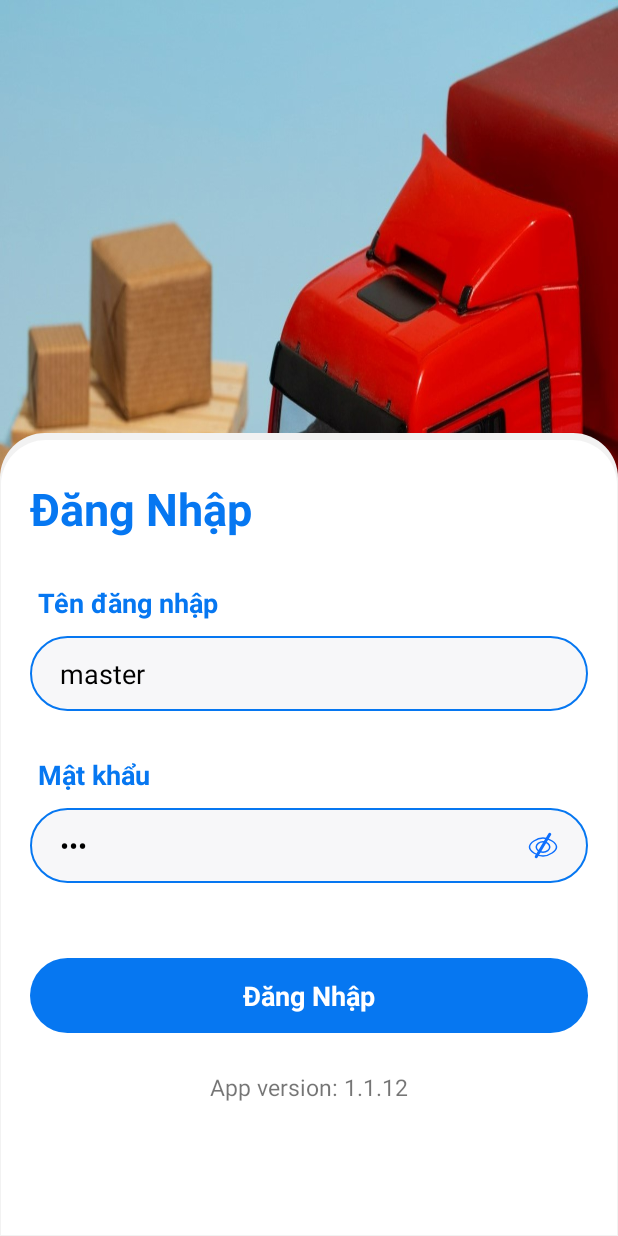
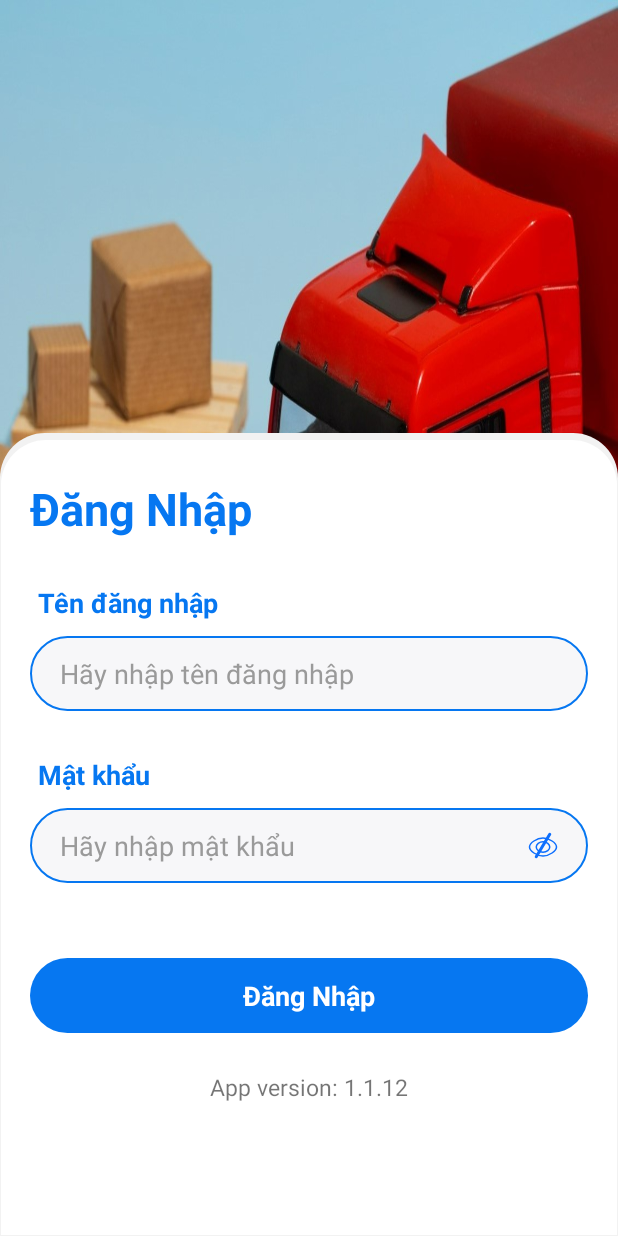
Before and after one commit to dinhdeveloper/TaskMasterAndroid, an Android app: the screen it shows after launch (MainActivity), on a phone screen of 412 x 824 dp. Run offline under Robolectric (Android 15) with nearby library versions, the phone set to English and light mode, and no system bars; our stand-ins replace Dagger/Hilt's generated code, data binding; libraries missing offline, so code that uses them is left out: org.conscrypt; 6 statements that could not run were skipped.

Commit message:
xóa text login

```diff
--- a/app/src/main/res/layout/fragment_login.xml
+++ b/app/src/main/res/layout/fragment_login.xml
@@ -64,7 +64,6 @@
 
                 <com.google.android.material.textfield.TextInputEditText
                     android:id="@+id/edtUsername"
-                    android:text="master"
                     android:layout_width="match_parent"
                     android:imeOptions="actionNext"
                     android:textSize="@dimen/font18_sp"
@@ -99,7 +98,6 @@
 
                 <com.google.android.material.textfield.TextInputEditText
                     android:id="@+id/edtPassword"
-                    android:text="123"
                     android:layout_width="match_parent"
                     android:drawableEnd="@drawable/eye_off"
                     android:textSize="@dimen/font18_sp"
```
